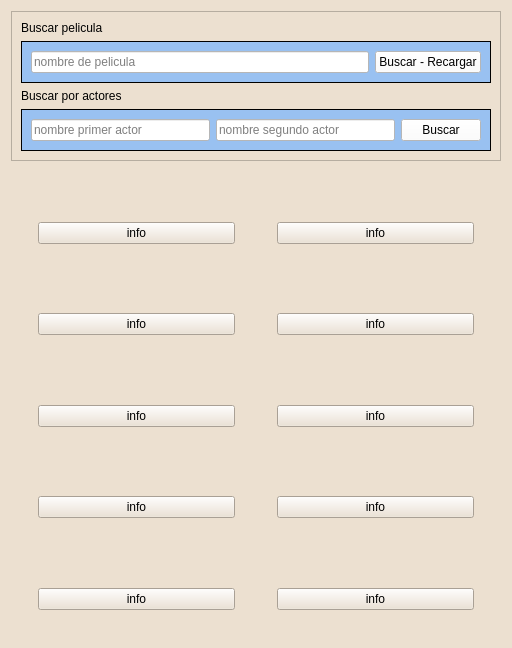
The window that ui/ventana_principal.ui (EdgardoDanielSoto/buscador-de-peliculas) describes before a commit, drawn with Qt 5.
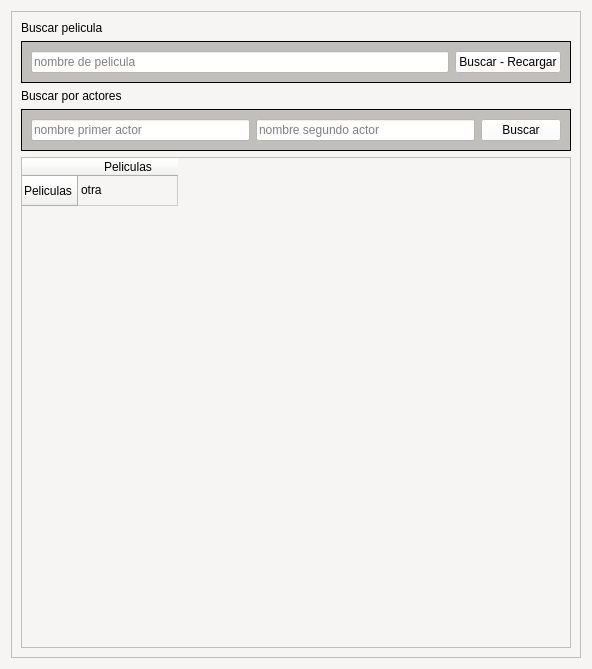
The same window after the commit.

The edit to the form file:
```diff
--- a/ui/ventana_principal.ui
+++ b/ui/ventana_principal.ui
@@ -6,15 +6,15 @@
    <rect>
     <x>0</x>
     <y>0</y>
-    <width>512</width>
-    <height>648</height>
+    <width>592</width>
+    <height>669</height>
    </rect>
   </property>
   <property name="windowTitle">
    <string>Peliculas argentinas</string>
   </property>
   <property name="styleSheet">
-   <string notr="true">background-color: rgb(236, 224, 208);</string>
+   <string notr="true">background-color: rgb(246, 245, 244);</string>
   </property>
   <layout class="QVBoxLayout" name="verticalLayout_3">
    <item>
@@ -36,7 +36,7 @@
       <item>
        <widget class="QFrame" name="busqueda_pelicula">
         <property name="styleSheet">
-         <string notr="true">background-color: rgb(153, 193, 241);</string>
+         <string notr="true">background-color: rgb(192, 191, 188);</string>
         </property>
         <property name="frameShape">
          <enum>QFrame::Shape::Box</enum>
@@ -78,7 +78,8 @@
       <item>
        <widget class="QFrame" name="busqueda_actores">
         <property name="styleSheet">
-         <string notr="true">background-color: rgb(153, 193, 241);</string>
+         <string notr="true">
+background-color: rgb(192, 191, 188);</string>
         </property>
         <property name="frameShape">
          <enum>QFrame::Shape::Box</enum>
@@ -120,564 +121,23 @@
         </layout>
        </widget>
       </item>
-     </layout>
-    </widget>
-   </item>
-   <item>
-    <widget class="QFrame" name="catalogo_peliculas">
-     <property name="sizePolicy">
-      <sizepolicy hsizetype="Preferred" vsizetype="Expanding">
-       <horstretch>0</horstretch>
-       <verstretch>0</verstretch>
-      </sizepolicy>
-     </property>
-     <layout class="QGridLayout" name="gridLayout">
-      <item row="3" column="0">
-       <widget class="QFrame" name="posicion_pelicula_siete">
-        <property name="sizePolicy">
-         <sizepolicy hsizetype="Expanding" vsizetype="Expanding">
-          <horstretch>0</horstretch>
-          <verstretch>0</verstretch>
-         </sizepolicy>
-        </property>
-        <property name="frameShape">
-         <enum>QFrame::Shape::NoFrame</enum>
-        </property>
-        <property name="frameShadow">
-         <enum>QFrame::Shadow::Raised</enum>
-        </property>
-        <layout class="QVBoxLayout" name="verticalLayout_19">
-         <item>
-          <widget class="QFrame" name="septima_pelicula_catalogo">
-           <property name="sizePolicy">
-            <sizepolicy hsizetype="Preferred" vsizetype="Preferred">
-             <horstretch>0</horstretch>
-             <verstretch>0</verstretch>
-            </sizepolicy>
-           </property>
-           <property name="frameShape">
-            <enum>QFrame::Shape::NoFrame</enum>
-           </property>
-           <property name="frameShadow">
-            <enum>QFrame::Shadow::Raised</enum>
-           </property>
-           <layout class="QVBoxLayout" name="verticalLayout_18">
-            <item>
-             <widget class="QLabel" name="imagen_pelicula_siete">
-              <property name="sizePolicy">
-               <sizepolicy hsizetype="Preferred" vsizetype="Preferred">
-                <horstretch>0</horstretch>
-                <verstretch>0</verstretch>
-               </sizepolicy>
-              </property>
-              <property name="text">
-               <string/>
-              </property>
-             </widget>
-            </item>
-            <item>
-             <widget class="QPushButton" name="boton_nombre_pelicula_siete">
-              <property name="text">
-               <string>info</string>
-              </property>
-             </widget>
-            </item>
-           </layout>
-          </widget>
-         </item>
-        </layout>
-       </widget>
-      </item>
-      <item row="0" column="1">
-       <widget class="QFrame" name="posicion_pelicula_dos">
-        <property name="frameShape">
-         <enum>QFrame::Shape::NoFrame</enum>
-        </property>
-        <property name="frameShadow">
-         <enum>QFrame::Shadow::Raised</enum>
-        </property>
-        <layout class="QVBoxLayout" name="verticalLayout_6">
-         <item>
-          <widget class="QFrame" name="segunda_pelicula_catalogo">
-           <property name="sizePolicy">
-            <sizepolicy hsizetype="Expanding" vsizetype="Expanding">
-             <horstretch>0</horstretch>
-             <verstretch>0</verstretch>
-            </sizepolicy>
-           </property>
-           <property name="frameShape">
-            <enum>QFrame::Shape::NoFrame</enum>
-           </property>
-           <property name="frameShadow">
-            <enum>QFrame::Shadow::Raised</enum>
-           </property>
-           <layout class="QVBoxLayout" name="verticalLayout_5">
-            <item>
-             <widget class="QLabel" name="imagen_pelicula_dos">
-              <property name="sizePolicy">
-               <sizepolicy hsizetype="Preferred" vsizetype="Preferred">
-                <horstretch>0</horstretch>
-                <verstretch>0</verstretch>
-               </sizepolicy>
-              </property>
-              <property name="text">
-               <string/>
-              </property>
-             </widget>
-            </item>
-            <item>
-             <widget class="QPushButton" name="boton_nombre_pelicula_dos">
-              <property name="text">
-               <string>info</string>
-              </property>
-             </widget>
-            </item>
-           </layout>
-          </widget>
-         </item>
-        </layout>
-       </widget>
-      </item>
-      <item row="0" column="0">
-       <widget class="QFrame" name="posicion_pelicula_uno">
-        <property name="frameShape">
-         <enum>QFrame::Shape::NoFrame</enum>
-        </property>
-        <property name="frameShadow">
-         <enum>QFrame::Shadow::Raised</enum>
-        </property>
-        <layout class="QVBoxLayout" name="verticalLayout_4">
-         <item>
-          <widget class="QFrame" name="primer_pelicula_catalogo">
-           <property name="sizePolicy">
-            <sizepolicy hsizetype="Expanding" vsizetype="Expanding">
-             <horstretch>0</horstretch>
-             <verstretch>0</verstretch>
-            </sizepolicy>
-           </property>
-           <property name="frameShape">
-            <enum>QFrame::Shape::NoFrame</enum>
-           </property>
-           <property name="frameShadow">
-            <enum>QFrame::Shadow::Raised</enum>
-           </property>
-           <layout class="QVBoxLayout" name="verticalLayout_2">
-            <item>
-             <widget class="QLabel" name="imagen_pelicula_uno">
-              <property name="sizePolicy">
-               <sizepolicy hsizetype="Preferred" vsizetype="Preferred">
-                <horstretch>0</horstretch>
-                <verstretch>0</verstretch>
-               </sizepolicy>
-              </property>
-              <property name="text">
-               <string/>
-              </property>
-             </widget>
-            </item>
-            <item>
-             <widget class="QPushButton" name="boton_nombre_pelicula_uno">
-              <property name="text">
-               <string>info</string>
-              </property>
-             </widget>
-            </item>
-           </layout>
-          </widget>
-         </item>
-        </layout>
-       </widget>
-      </item>
-      <item row="2" column="1">
-       <widget class="QFrame" name="posicion_pelicula_seis">
-        <property name="sizePolicy">
-         <sizepolicy hsizetype="Expanding" vsizetype="Expanding">
-          <horstretch>0</horstretch>
-          <verstretch>0</verstretch>
-         </sizepolicy>
-        </property>
-        <property name="frameShape">
-         <enum>QFrame::Shape::NoFrame</enum>
-        </property>
-        <property name="frameShadow">
-         <enum>QFrame::Shadow::Raised</enum>
-        </property>
-        <layout class="QVBoxLayout" name="verticalLayout_15">
-         <item>
-          <widget class="QFrame" name="sexta_pelicula_catalogo">
-           <property name="sizePolicy">
-            <sizepolicy hsizetype="Preferred" vsizetype="Preferred">
-             <horstretch>0</horstretch>
-             <verstretch>0</verstretch>
-            </sizepolicy>
-           </property>
-           <property name="frameShape">
-            <enum>QFrame::Shape::NoFrame</enum>
-           </property>
-           <property name="frameShadow">
-            <enum>QFrame::Shadow::Raised</enum>
-           </property>
-           <layout class="QVBoxLayout" name="verticalLayout_14">
-            <item>
-             <widget class="QLabel" name="imagen_pelicula_seis">
-              <property name="sizePolicy">
-               <sizepolicy hsizetype="Preferred" vsizetype="Preferred">
-                <horstretch>0</horstretch>
-                <verstretch>0</verstretch>
-               </sizepolicy>
-              </property>
-              <property name="text">
-               <string/>
-              </property>
-             </widget>
-            </item>
-            <item>
-             <widget class="QPushButton" name="boton_nombre_pelicula_seis">
-              <property name="text">
-               <string>info</string>
-              </property>
-             </widget>
-            </item>
-           </layout>
-          </widget>
-         </item>
-        </layout>
-       </widget>
-      </item>
-      <item row="4" column="1">
-       <widget class="QFrame" name="posicion_pelicula_diez">
-        <property name="sizePolicy">
-         <sizepolicy hsizetype="Expanding" vsizetype="Expanding">
-          <horstretch>0</horstretch>
-          <verstretch>0</verstretch>
-         </sizepolicy>
-        </property>
-        <property name="frameShape">
-         <enum>QFrame::Shape::NoFrame</enum>
-        </property>
-        <property name="frameShadow">
-         <enum>QFrame::Shadow::Raised</enum>
-        </property>
-        <layout class="QVBoxLayout" name="verticalLayout_25">
-         <item>
-          <widget class="QFrame" name="decima_pelicula_catalogo">
-           <property name="sizePolicy">
-            <sizepolicy hsizetype="MinimumExpanding" vsizetype="Preferred">
-             <horstretch>0</horstretch>
-             <verstretch>0</verstretch>
-            </sizepolicy>
-           </property>
-           <property name="frameShape">
-            <enum>QFrame::Shape::NoFrame</enum>
-           </property>
-           <property name="frameShadow">
-            <enum>QFrame::Shadow::Raised</enum>
-           </property>
-           <layout class="QVBoxLayout" name="verticalLayout_24">
-            <item>
-             <widget class="QLabel" name="imagen_pelicula_diez">
-              <property name="sizePolicy">
-               <sizepolicy hsizetype="Preferred" vsizetype="Preferred">
-                <horstretch>0</horstretch>
-                <verstretch>0</verstretch>
-               </sizepolicy>
-              </property>
-              <property name="text">
-               <string/>
-              </property>
-             </widget>
-            </item>
-            <item>
-             <widget class="QPushButton" name="boton_nombre_pelicula_diez">
-              <property name="text">
-               <string>info</string>
-              </property>
-             </widget>
-            </item>
-           </layout>
-          </widget>
-         </item>
-        </layout>
-       </widget>
-      </item>
-      <item row="2" column="0">
-       <widget class="QFrame" name="posicion_pelicula_cinco">
-        <property name="sizePolicy">
-         <sizepolicy hsizetype="Expanding" vsizetype="Expanding">
-          <horstretch>0</horstretch>
-          <verstretch>0</verstretch>
-         </sizepolicy>
-        </property>
-        <property name="frameShape">
-         <enum>QFrame::Shape::NoFrame</enum>
-        </property>
-        <property name="frameShadow">
-         <enum>QFrame::Shadow::Raised</enum>
-        </property>
-        <layout class="QVBoxLayout" name="verticalLayout_10">
-         <item>
-          <widget class="QFrame" name="quinta_pelicula_catalogo">
-           <property name="sizePolicy">
-            <sizepolicy hsizetype="Preferred" vsizetype="Preferred">
-             <horstretch>0</horstretch>
-             <verstretch>0</verstretch>
-            </sizepolicy>
-           </property>
-           <property name="frameShape">
-            <enum>QFrame::Shape::NoFrame</enum>
-           </property>
-           <property name="frameShadow">
-            <enum>QFrame::Shadow::Raised</enum>
-           </property>
-           <layout class="QVBoxLayout" name="verticalLayout_20">
-            <item>
-             <widget class="QLabel" name="imagen_pelicula_cinco">
-              <property name="sizePolicy">
-               <sizepolicy hsizetype="Preferred" vsizetype="Preferred">
-                <horstretch>0</horstretch>
-                <verstretch>0</verstretch>
-               </sizepolicy>
-              </property>
-              <property name="text">
-               <string/>
-              </property>
-             </widget>
-            </item>
-            <item>
-             <widget class="QPushButton" name="boton_nombre_pelicula_cinco">
-              <property name="text">
-               <string>info</string>
-              </property>
-             </widget>
-            </item>
-           </layout>
-          </widget>
-         </item>
-        </layout>
-       </widget>
-      </item>
-      <item row="4" column="0">
-       <widget class="QFrame" name="posicion_pelicula_nueve">
-        <property name="sizePolicy">
-         <sizepolicy hsizetype="Expanding" vsizetype="Expanding">
-          <horstretch>0</horstretch>
-          <verstretch>0</verstretch>
-         </sizepolicy>
-        </property>
-        <property name="frameShape">
-         <enum>QFrame::Shape::NoFrame</enum>
-        </property>
-        <property name="frameShadow">
-         <enum>QFrame::Shadow::Raised</enum>
-        </property>
-        <layout class="QVBoxLayout" name="verticalLayout_23">
-         <item>
-          <widget class="QFrame" name="novena_pelicula_catalogo">
-           <property name="sizePolicy">
-            <sizepolicy hsizetype="MinimumExpanding" vsizetype="Preferred">
-             <horstretch>0</horstretch>
-             <verstretch>0</verstretch>
-            </sizepolicy>
-           </property>
-           <property name="frameShape">
-            <enum>QFrame::Shape::NoFrame</enum>
-           </property>
-           <property name="frameShadow">
-            <enum>QFrame::Shadow::Raised</enum>
-           </property>
-           <layout class="QVBoxLayout" name="verticalLayout_22">
-            <item>
-             <widget class="QLabel" name="imagen_pelicula_nueve">
-              <property name="sizePolicy">
-               <sizepolicy hsizetype="Preferred" vsizetype="Preferred">
-                <horstretch>0</horstretch>
-                <verstretch>0</verstretch>
-               </sizepolicy>
-              </property>
-              <property name="text">
-               <string/>
-              </property>
-             </widget>
-            </item>
-            <item>
-             <widget class="QPushButton" name="boton_nombre_pelicula_nueve">
-              <property name="text">
-               <string>info</string>
-              </property>
-             </widget>
-            </item>
-           </layout>
-          </widget>
-         </item>
-        </layout>
-       </widget>
-      </item>
-      <item row="1" column="0">
-       <widget class="QFrame" name="posicion_pelicula_tres">
-        <property name="sizePolicy">
-         <sizepolicy hsizetype="Expanding" vsizetype="Expanding">
-          <horstretch>0</horstretch>
-          <verstretch>0</verstretch>
-         </sizepolicy>
-        </property>
-        <property name="frameShape">
-         <enum>QFrame::Shape::NoFrame</enum>
-        </property>
-        <property name="frameShadow">
-         <enum>QFrame::Shadow::Raised</enum>
-        </property>
-        <layout class="QVBoxLayout" name="verticalLayout_11">
-         <item>
-          <widget class="QFrame" name="tercer_pelicula_catalogo">
-           <property name="sizePolicy">
-            <sizepolicy hsizetype="Preferred" vsizetype="Preferred">
-             <horstretch>0</horstretch>
-             <verstretch>0</verstretch>
-            </sizepolicy>
-           </property>
-           <property name="frameShape">
-            <enum>QFrame::Shape::NoFrame</enum>
-           </property>
-           <property name="frameShadow">
-            <enum>QFrame::Shadow::Raised</enum>
-           </property>
-           <layout class="QVBoxLayout" name="verticalLayout_9">
-            <item>
-             <widget class="QLabel" name="imagen_pelicula_tres">
-              <property name="sizePolicy">
-               <sizepolicy hsizetype="Preferred" vsizetype="Preferred">
-                <horstretch>0</horstretch>
-                <verstretch>0</verstretch>
-               </sizepolicy>
-              </property>
-              <property name="text">
-               <string/>
-              </property>
-             </widget>
-            </item>
-            <item>
-             <widget class="QPushButton" name="boton_nombre_pelicula_tres">
-              <property name="text">
-               <string>info</string>
-              </property>
-             </widget>
-            </item>
-           </layout>
-          </widget>
-         </item>
-        </layout>
-       </widget>
-      </item>
-      <item row="3" column="1">
-       <widget class="QFrame" name="posicion_pelicula_ocho">
-        <property name="sizePolicy">
-         <sizepolicy hsizetype="Expanding" vsizetype="Expanding">
-          <horstretch>0</horstretch>
-          <verstretch>0</verstretch>
-         </sizepolicy>
-        </property>
-        <property name="frameShape">
-         <enum>QFrame::Shape::NoFrame</enum>
-        </property>
-        <property name="frameShadow">
-         <enum>QFrame::Shadow::Raised</enum>
-        </property>
-        <layout class="QVBoxLayout" name="verticalLayout_8">
-         <item>
-          <widget class="QFrame" name="octava_pelicula_catalogo">
-           <property name="sizePolicy">
-            <sizepolicy hsizetype="Preferred" vsizetype="Preferred">
-             <horstretch>0</horstretch>
-             <verstretch>0</verstretch>
-            </sizepolicy>
-           </property>
-           <property name="frameShape">
-            <enum>QFrame::Shape::NoFrame</enum>
-           </property>
-           <property name="frameShadow">
-            <enum>QFrame::Shadow::Raised</enum>
-           </property>
-           <layout class="QVBoxLayout" name="verticalLayout_21">
-            <item>
-             <widget class="QLabel" name="imagen_pelicula_ocho">
-              <property name="sizePolicy">
-               <sizepolicy hsizetype="Preferred" vsizetype="Preferred">
-                <horstretch>0</horstretch>
-                <verstretch>0</verstretch>
-               </sizepolicy>
-              </property>
-              <property name="text">
-               <string/>
-              </property>
-             </widget>
-            </item>
-            <item>
-             <widget class="QPushButton" name="boton_nombre_pelicula_ocho">
-              <property name="text">
-               <string>info</string>
-              </property>
-             </widget>
-            </item>
-           </layout>
-          </widget>
-         </item>
-        </layout>
-       </widget>
-      </item>
-      <item row="1" column="1">
-       <widget class="QFrame" name="posicion_pelicula_cuatro">
-        <property name="sizePolicy">
-         <sizepolicy hsizetype="Expanding" vsizetype="Expanding">
-          <horstretch>0</horstretch>
-          <verstretch>0</verstretch>
-         </sizepolicy>
-        </property>
-        <property name="frameShape">
-         <enum>QFrame::Shape::NoFrame</enum>
-        </property>
-        <property name="frameShadow">
-         <enum>QFrame::Shadow::Raised</enum>
-        </property>
-        <layout class="QVBoxLayout" name="verticalLayout_13">
-         <item>
-          <widget class="QFrame" name="cuarta_pelicula_catalogo">
-           <property name="sizePolicy">
-            <sizepolicy hsizetype="Preferred" vsizetype="Preferred">
-             <horstretch>0</horstretch>
-             <verstretch>0</verstretch>
-            </sizepolicy>
-           </property>
-           <property name="frameShape">
-            <enum>QFrame::Shape::NoFrame</enum>
-           </property>
-           <property name="frameShadow">
-            <enum>QFrame::Shadow::Raised</enum>
-           </property>
-           <layout class="QVBoxLayout" name="verticalLayout_12">
-            <item>
-             <widget class="QLabel" name="imagen_pelicula_cuatro">
-              <property name="sizePolicy">
-               <sizepolicy hsizetype="Preferred" vsizetype="Preferred">
-                <horstretch>0</horstretch>
-                <verstretch>0</verstretch>
-               </sizepolicy>
-              </property>
-              <property name="text">
-               <string/>
-              </property>
-             </widget>
-            </item>
-            <item>
-             <widget class="QPushButton" name="boton_nombre_pelicula_cuatro">
-              <property name="text">
-               <string>info</string>
-              </property>
-             </widget>
-            </item>
-           </layout>
-          </widget>
-         </item>
-        </layout>
+      <item>
+       <widget class="QTableWidget" name="table_peliculas">
+        <row>
+         <property name="text">
+          <string>Peliculas</string>
+         </property>
+        </row>
+        <column>
+         <property name="text">
+          <string>Peliculas</string>
+         </property>
+        </column>
+        <item row="0" column="0">
+         <property name="text">
+          <string>otra</string>
+         </property>
+        </item>
        </widget>
       </item>
      </layout>
```
